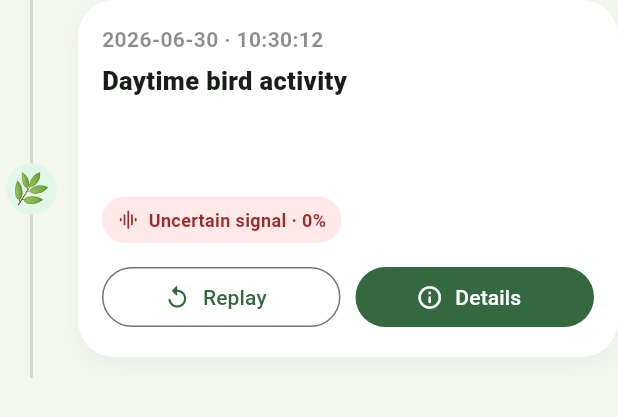
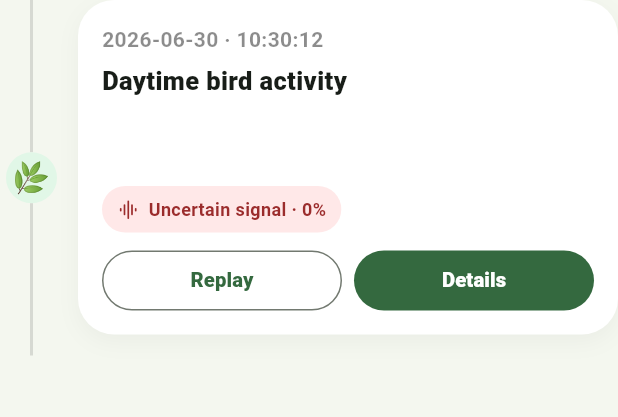
Before and after one commit to wuyitong0325/casa0022_dissertation, a Flutter app: the _TimelineEntry widget shown alone on an empty page, opened directly with empty values, on a phone screen of 412 x 824 dp. Shown: the top 417 px of the screen. Run offline on Flutter 3.47's test engine with Material 3 defaults, Android fonts, the phone set to English and light mode, and no system bars; our stand-ins replace audioplayers, flutter_local_notifications, flutter_map, latlong2, permission_handler, shared_preferences; missing offline and left inert: mqtt_client; accounts and stored records are empty.

Commit message:
Fix narrow screen layout issues

```diff
--- a/lib/pages/nature_diary_page.dart
+++ b/lib/pages/nature_diary_page.dart
@@ -14,6 +14,9 @@ class NatureDiaryPage extends StatelessWidget {
   Widget build(BuildContext context) {
     final history = context.watch<DetectionHistoryService>();
     final events = history.events;
+
+    final width = MediaQuery.of(context).size.width;
+    final compact = width < 380;
 
     return Scaffold(
       appBar: AppBar(
@@ -38,19 +41,31 @@ class NatureDiaryPage extends StatelessWidget {
               ),
             )
           : ListView(
-              padding: const EdgeInsets.all(16),
+              padding: EdgeInsets.fromLTRB(
+                compact ? 10 : 16,
+                compact ? 10 : 16,
+                compact ? 10 : 16,
+                24,
+              ),
               children: [
-                const Text(
+                Text(
                   'Field Notes Timeline',
+                  maxLines: 2,
+                  overflow: TextOverflow.ellipsis,
                   style: TextStyle(
-                    fontSize: 28,
+                    fontSize: compact ? 25 : 28,
                     fontWeight: FontWeight.w900,
+                    height: 1.08,
                   ),
                 ),
                 const SizedBox(height: 6),
-                const Text(
+                Text(
                   'Diary records the latest 30 detection events in time order. These notes are saved locally on this phone.',
-                  style: TextStyle(color: Colors.black54),
+                  style: TextStyle(
+                    color: Colors.black54,
+                    fontSize: compact ? 14 : 15,
+                    height: 1.35,
+                  ),
                 ),
                 const SizedBox(height: 18),
                 for (int i = 0; i < events.length; i++)
@@ -76,6 +91,24 @@ class _TimelineEntry extends StatelessWidget {
     required this.isLast,
   });
 
+  void _openDetails(
+    BuildContext context,
+    DetectionEvent event,
+    dynamic profile,
+    bool isLoading,
+  ) {
+    showModalBottomSheet(
+      context: context,
+      showDragHandle: true,
+      isScrollControlled: true,
+      builder: (_) => SpeciesInfoSheet(
+        event: event,
+        profile: profile,
+        isLoading: isLoading,
+      ),
+    );
+  }
+
   @override
   Widget build(BuildContext context) {
     final mqtt = context.watch<MqttService>();
@@ -83,12 +116,15 @@ class _TimelineEntry extends StatelessWidget {
     final profile = mqtt.profileForEvent(event);
     final isLoading = mqtt.isProfileLoading(event);
 
+    final width = MediaQuery.of(context).size.width;
+    final compact = width < 380;
+
     return IntrinsicHeight(
       child: Row(
         crossAxisAlignment: CrossAxisAlignment.stretch,
         children: [
           SizedBox(
-            width: 42,
+            width: compact ? 30 : 42,
             child: Column(
               children: [
                 Expanded(
@@ -98,8 +134,8 @@ class _TimelineEntry extends StatelessWidget {
                   ),
                 ),
                 Container(
-                  width: 34,
-                  height: 34,
+                  width: compact ? 28 : 34,
+                  height: compact ? 28 : 34,
                   decoration: BoxDecoration(
                     color: event.isBat
                         ? const Color(0xFFE8DDFF)
@@ -109,7 +145,7 @@ class _TimelineEntry extends StatelessWidget {
                   child: Center(
                     child: Text(
                       event.emoji,
-                      style: const TextStyle(fontSize: 20),
+                      style: TextStyle(fontSize: compact ? 17 : 20),
                     ),
                   ),
                 ),
@@ -122,11 +158,11 @@ class _TimelineEntry extends StatelessWidget {
               ],
             ),
           ),
-          const SizedBox(width: 10),
+          SizedBox(width: compact ? 6 : 10),
           Expanded(
             child: Container(
               margin: const EdgeInsets.only(bottom: 14),
-              padding: const EdgeInsets.all(16),
+              padding: EdgeInsets.all(compact ? 13 : 16),
               decoration: BoxDecoration(
                 color: Colors.white,
                 borderRadius: BorderRadius.circular(24),
@@ -140,26 +176,23 @@ class _TimelineEntry extends StatelessWidget {
               ),
               child: InkWell(
                 borderRadius: BorderRadius.circular(20),
-                onTap: () {
-                  showModalBottomSheet(
-                    context: context,
-                    showDragHandle: true,
-                    isScrollControlled: true,
-                    builder: (_) => SpeciesInfoSheet(
-                      event: event,
-                      profile: profile,
-                      isLoading: isLoading,
+                onTap: () => _openDetails(
+                  context,
+                  event,
+                  profile,
+                  isLoading,
                 ),
-                  );
-                },
                 child: Column(
                   crossAxisAlignment: CrossAxisAlignment.start,
                   children: [
                     Text(
                       _timeText(event.timestamp),
-                      style: const TextStyle(
+                      maxLines: 1,
+                      overflow: TextOverflow.ellipsis,
+                      style: TextStyle(
                         color: Colors.black45,
                         fontWeight: FontWeight.w700,
+                        fontSize: compact ? 13 : 14,
                       ),
                     ),
                     const SizedBox(height: 6),
@@ -167,33 +200,54 @@ class _TimelineEntry extends StatelessWidget {
                       event.isBat
                           ? 'Night bat activity'
                           : 'Daytime bird activity',
-                      style: const TextStyle(
+                      maxLines: 1,
+                      overflow: TextOverflow.ellipsis,
+                      style: TextStyle(
                         fontWeight: FontWeight.w900,
-                        fontSize: 17,
+                        fontSize: compact ? 16 : 17,
                       ),
                     ),
                     const SizedBox(height: 5),
                     Text(
                       event.commonName,
-                      style: const TextStyle(
-                        fontSize: 20,
+                      maxLines: 2,
+                      overflow: TextOverflow.ellipsis,
+                      softWrap: true,
+                      style: TextStyle(
+                        fontSize: compact ? 19 : 20,
                         fontWeight: FontWeight.w900,
+                        height: 1.1,
                       ),
                     ),
                     Text(
                       event.scientificName,
-                      style: const TextStyle(
+                      maxLines: 1,
+                      overflow: TextOverflow.ellipsis,
+                      style: TextStyle(
                         color: Colors.black54,
                         fontStyle: FontStyle.italic,
+                        fontSize: compact ? 14 : 15,
                       ),
                     ),
                     const SizedBox(height: 10),
-                    ConfidenceChip(event: event),
+                    SizedBox(
+                      width: double.infinity,
+                      child: Align(
+                        alignment: Alignment.centerLeft,
+                        child: FittedBox(
+                          fit: BoxFit.scaleDown,
+                          alignment: Alignment.centerLeft,
+                          child: ConfidenceChip(event: event),
+                        ),
+                      ),
+                    ),
                     const SizedBox(height: 12),
                     Row(
                       children: [
                         Expanded(
-                          child: OutlinedButton.icon(
+                          child: SizedBox(
+                            height: compact ? 38 : 40,
+                            child: OutlinedButton(
                               onPressed: () {
                                 mqtt.replayDetection(event);
                                 ScaffoldMessenger.of(context).showSnackBar(
@@ -204,27 +258,61 @@ class _TimelineEntry extends StatelessWidget {
                                   ),
                                 );
                               },
-                            icon: const Icon(Icons.replay_rounded),
-                            label: const Text('Replay'),
+                              style: OutlinedButton.styleFrom(
+                                padding: EdgeInsets.zero,
+                                minimumSize: Size.zero,
+                                tapTargetSize:
+                                    MaterialTapTargetSize.shrinkWrap,
+                                visualDensity: VisualDensity.compact,
+                                shape: RoundedRectangleBorder(
+                                  borderRadius: BorderRadius.circular(999),
                                 ),
                               ),
-                        const SizedBox(width: 10),
+                              child: Text(
+                                'Replay',
+                                maxLines: 1,
+                                softWrap: false,
+                                overflow: TextOverflow.visible,
+                                style: TextStyle(
+                                  fontSize: compact ? 12.5 : 13.5,
+                                  fontWeight: FontWeight.w900,
+                                ),
+                              ),
+                            ),
+                          ),
+                        ),
+                        const SizedBox(width: 8),
                         Expanded(
-                          child: FilledButton.icon(
-                            onPressed: () {
-                              showModalBottomSheet(
-                                context: context,
-                                showDragHandle: true,
-                                isScrollControlled: true,
-                                builder: (_) => SpeciesInfoSheet(
-                                  event: event,
-                                  profile: profile,
-                                  isLoading: isLoading,
+                          child: SizedBox(
+                            height: compact ? 38 : 40,
+                            child: FilledButton(
+                              onPressed: () => _openDetails(
+                                context,
+                                event,
+                                profile,
+                                isLoading,
                               ),
-                              );
-                            },
-                            icon: const Icon(Icons.info_outline_rounded),
-                            label: const Text('Details'),
+                              style: FilledButton.styleFrom(
+                                padding: EdgeInsets.zero,
+                                minimumSize: Size.zero,
+                                tapTargetSize:
+                                    MaterialTapTargetSize.shrinkWrap,
+                                visualDensity: VisualDensity.compact,
+                                shape: RoundedRectangleBorder(
+                                  borderRadius: BorderRadius.circular(999),
+                                ),
+                              ),
+                              child: Text(
+                                'Details',
+                                maxLines: 1,
+                                softWrap: false,
+                                overflow: TextOverflow.visible,
+                                style: TextStyle(
+                                  fontSize: compact ? 12.5 : 13.5,
+                                  fontWeight: FontWeight.w900,
+                                ),
+                              ),
+                            ),
                           ),
                         ),
                       ],
```
Also changed, not shown: lib/widgets/latest_detection_card.dart (+81 -20 lines). Lines whose indentation alone changed are shown as unchanged.
